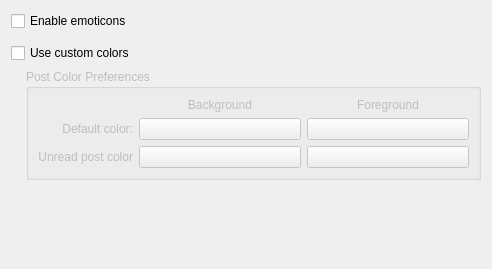
Above: choqok/config/appearance/appearanceconfig_base.ui from KDE/choqok before the change. Below: the same form after it.
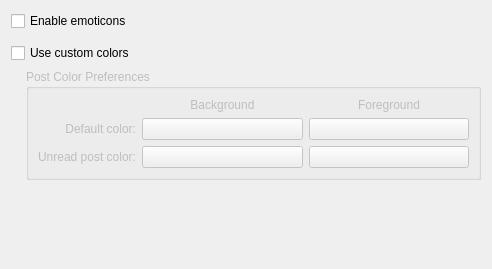
That is the form after the change. Custom widgets are drawn as their Qt base class.

Patch:
```diff
--- a/choqok/config/appearance/appearanceconfig_base.ui
+++ b/choqok/config/appearance/appearanceconfig_base.ui
@@ -107,7 +107,7 @@
           <item row="2" column="0">
            <widget class="QLabel" name="label_2">
             <property name="text">
-             <string>Unread post color</string>
+             <string>Unread post color:</string>
             </property>
             <property name="alignment">
              <set>Qt::AlignRight|Qt::AlignTrailing|Qt::AlignVCenter</set>
```
